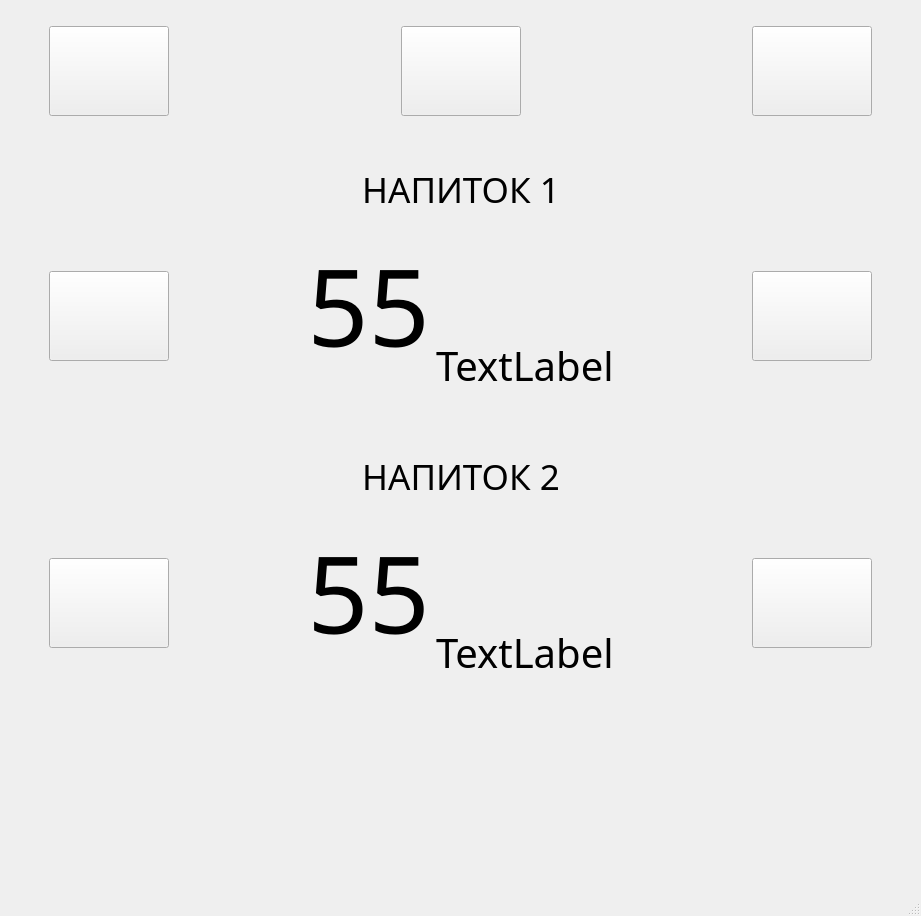
First picture: the form in Filler_interface/Window_filler/UI_filler2.ui, repository TWOKRAI/Filler, before the edit.
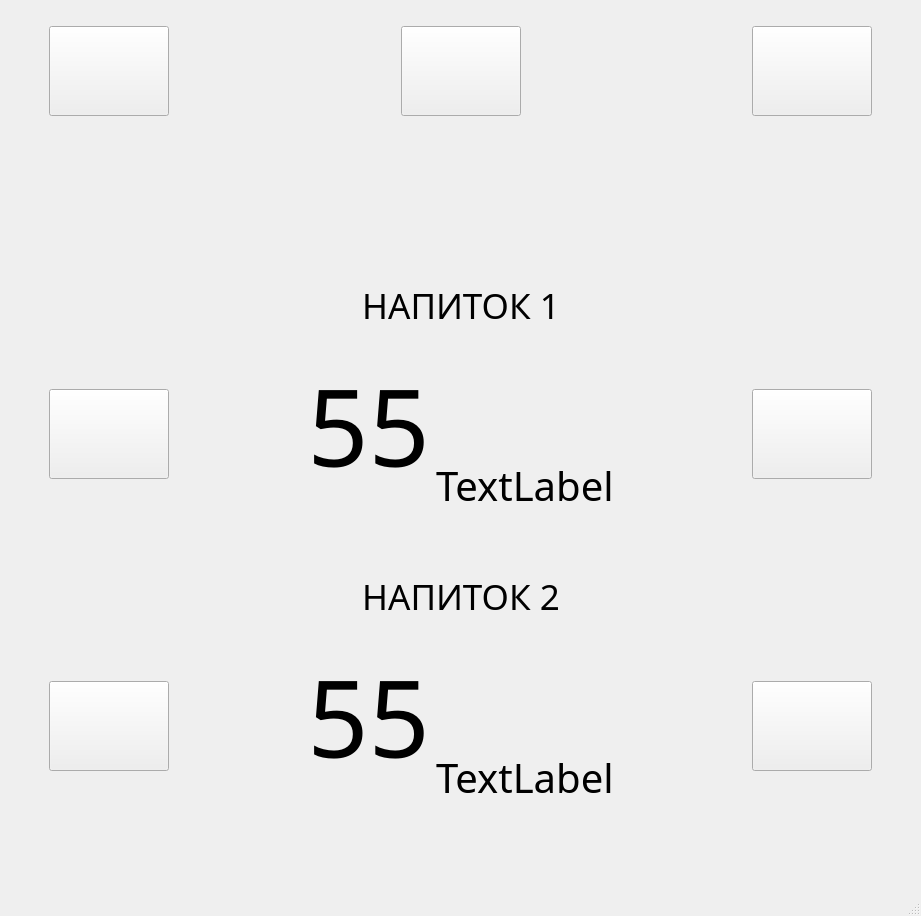
Second picture: the form after the edit.

The edit to the form file:
```diff
--- a/Filler_interface/Window_filler/UI_filler2.ui
+++ b/Filler_interface/Window_filler/UI_filler2.ui
@@ -772,12 +772,12 @@
        <enum>Qt::Vertical</enum>
       </property>
       <property name="sizeType">
-       <enum>QSizePolicy::Expanding</enum>
+       <enum>QSizePolicy::Minimum</enum>
       </property>
       <property name="sizeHint" stdset="0">
        <size>
         <width>20</width>
-        <height>50</height>
+        <height>80</height>
        </size>
       </property>
      </spacer>
```
